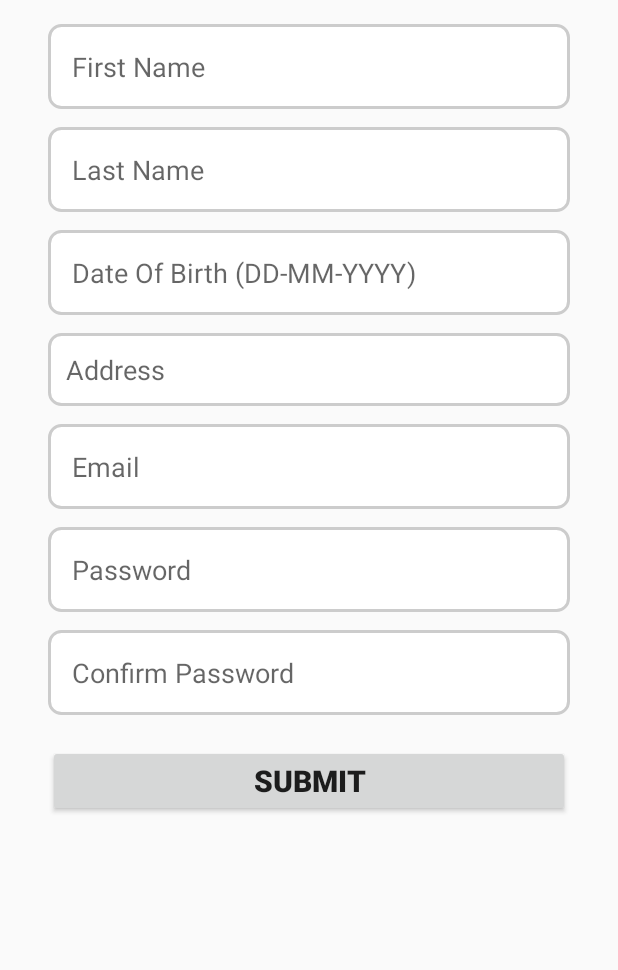
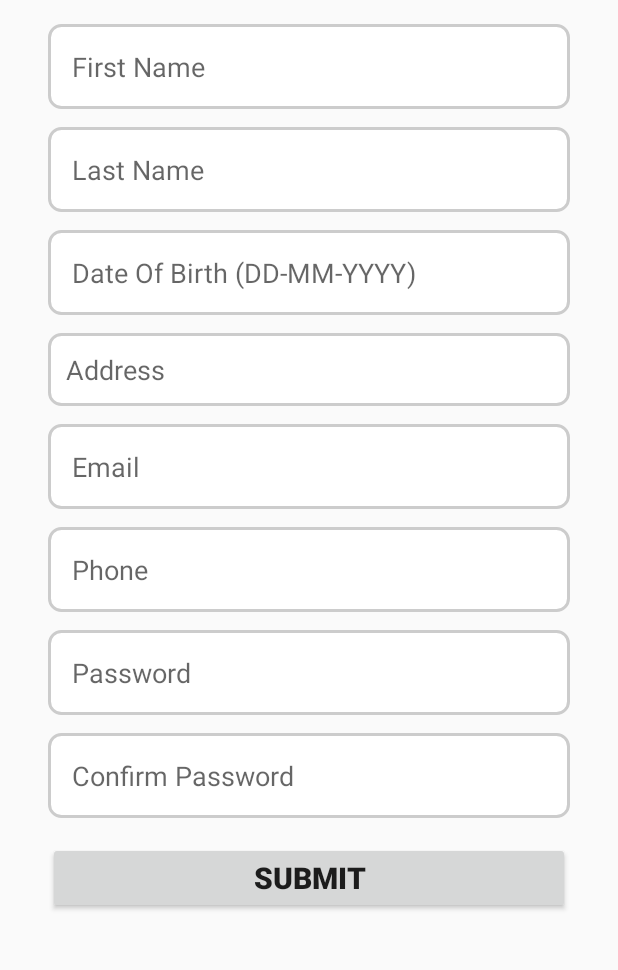
Before and after one commit to AshiqueULmustafa/My-Kotlin-Project, an Android app built with Jetpack Compose: the screen it shows after launch (SignUpPage), on a phone screen of 412 x 824 dp, the part 153-1123 px from its top. Run offline under Robolectric (Android 15) with nearby library versions, the phone set to English and light mode, and no system bars.

Commit message:
made the layout scrollable with scrollview as the component was not confining in the screen it was creating a problem

```diff
--- a/app/src/main/java/com/ashique/signuppage/SignUpPage.kt
+++ b/app/src/main/java/com/ashique/signuppage/SignUpPage.kt
@@ -2,6 +2,8 @@ package com.ashique.signuppage
 
 import android.os.Bundle
 import android.util.Log
+import android.widget.Button
+import android.widget.EditText
 import androidx.activity.enableEdgeToEdge
 import androidx.appcompat.app.AppCompatActivity
 import androidx.core.view.ViewCompat
@@ -12,8 +14,15 @@ class SignUpPage : AppCompatActivity() {
     override fun onCreate(savedInstanceState: Bundle?) {
 
         super.onCreate(savedInstanceState)
-
         setContentView(R.layout.activity_sign_up_page)
+        val fName: EditText = findViewById(R.id.etFname)
+        val lName: EditText = findViewById(R.id.etLname)
+        val dob: EditText = findViewById(R.id.etDOB)
+        val email: EditText = findViewById(R.id.etEmail)
+        val password: EditText = findViewById(R.id.etPass)
+        val phone: EditText = findViewById(R.id.etPhone)
+        val confirmpass: EditText = findViewById(R.id.etCpass)
+        val btnsignup : Button = findViewById(R.id.btnSubmit)
 
     }
 }
--- a/app/src/main/res/layout/activity_sign_up_page.xml
+++ b/app/src/main/res/layout/activity_sign_up_page.xml
@@ -1,13 +1,18 @@
 <?xml version="1.0" encoding="utf-8"?>
-<LinearLayout xmlns:android="http://schemas.android.com/apk/res/android"
+<ScrollView xmlns:android="http://schemas.android.com/apk/res/android"
     xmlns:app="http://schemas.android.com/apk/res-auto"
     xmlns:tools="http://schemas.android.com/tools"
     android:id="@+id/main"
     android:layout_width="match_parent"
     android:layout_height="match_parent"
-    android:orientation="vertical"
+    tools:context=".SignUpPage">
+
+    <LinearLayout
+        android:layout_width="match_parent"
+        android:layout_height="match_parent"
+
         android:padding="32dp"
-    tools:context=".SignUpPage">
+        android:orientation="vertical">
 
         <TextView
             android:layout_width="match_parent"
@@ -74,6 +79,17 @@
             android:padding="16dp"
             android:textColor="@color/black"
            />
+        <EditText
+            android:id="@+id/etPhone"
+            android:layout_width="match_parent"
+            android:layout_height="wrap_content"
+            android:layout_marginTop="12dp"
+            android:background="@drawable/edittext_border"
+            android:hint="@string/phone"
+            android:inputType="phone"
+            android:padding="16dp"
+            android:textColor="@color/black"
+            />
 
         <EditText
             android:id="@+id/etPass"
@@ -100,9 +116,10 @@
              />
 
         <Button
+            android:id="@+id/btnSubmit"
             android:layout_width="match_parent"
             android:layout_height="wrap_content"
-        android:layout_marginTop="20dp"
+            android:layout_marginTop="16dp"
             android:text="@string/submit"
             android:textSize="20sp"
             android:textStyle="bold"
@@ -110,3 +127,4 @@
 
 
     </LinearLayout>
+</ScrollView>
```
Lines whose indentation alone changed are shown as unchanged.
